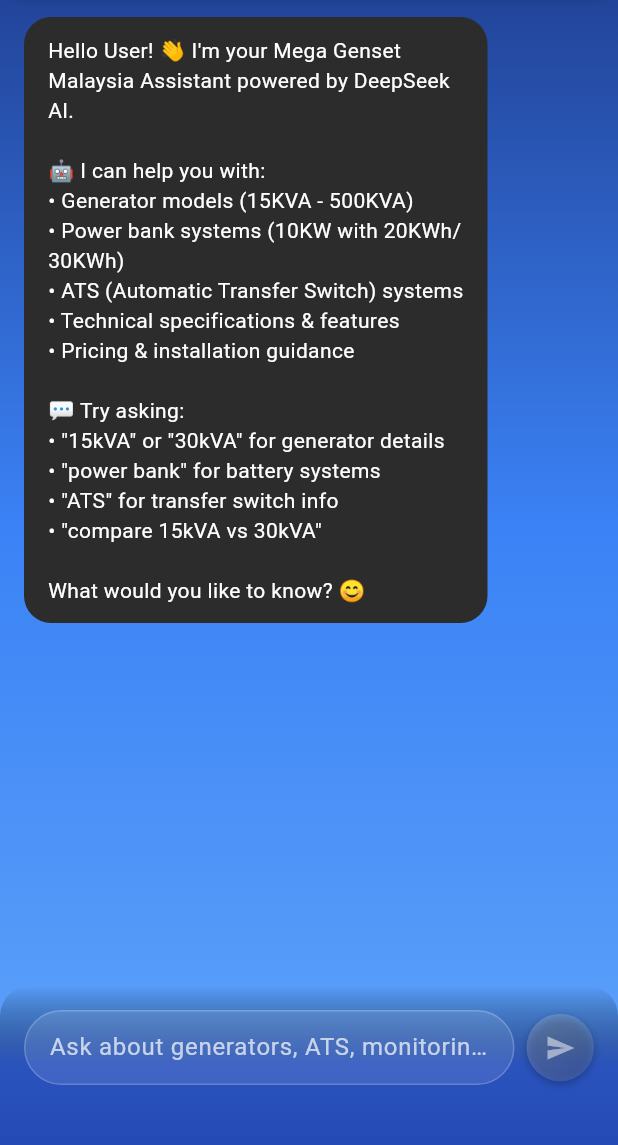
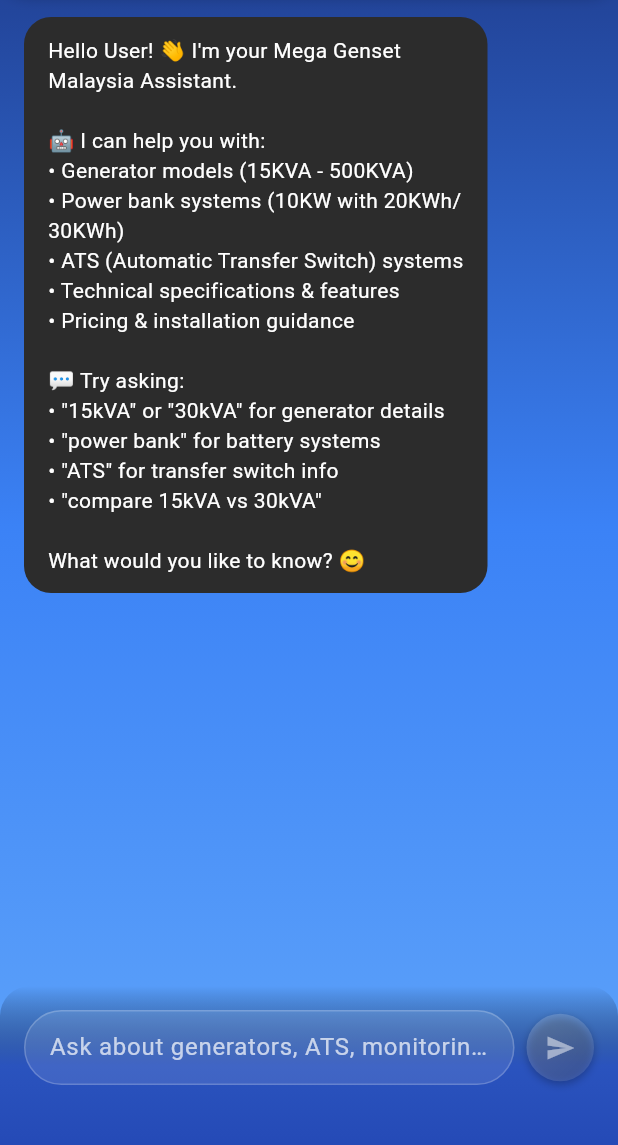
Before and after one commit to Lisaluvme/Xero-chatbot, a Flutter app: the AiChatPage screen opened directly, on a phone screen of 412 x 824 dp, the part 91-1236 px from its top. Run offline on Flutter 3.47's test engine with Material 3 defaults, Android fonts, the light colour scheme and no system bars; our stand-ins replace cached_network_image, firebase_auth, firebase_core, flutter_dotenv, flutter_html, flutter_local_notifications and 3 more; accounts and stored records are empty; network calls fail.

Commit message:
Remove DeepSeek AI mention from welcome message - now just says 'Mega Genset Malaysia Assistant' without mentioning the AI provider

```diff
--- a/genset_assistant/lib/features/ai_chat/ai_chat_page.dart
+++ b/genset_assistant/lib/features/ai_chat/ai_chat_page.dart
@@ -101,15 +101,15 @@
     switch (_currentLanguage) {
       case 'ms':
         welcomeMessage =
-            'Hello $userName! 👋 Saya adalah Pembantu AI Genset Malaysia anda yang dikuasakan oleh DeepSeek AI.\n\n🤖 Saya boleh membantu anda dengan:\n• Model generator (15KVA - 500KVA)\n• Sistem power bank (10KW dengan 20KWh/30KWh)\n• Sistem ATS (Automatic Transfer Switch)\n• Spesifikasi teknikal & ciri-ciri\n• Panduan harga & pemasangan\n\n💬 Cuba tanya:\n• "15kVA" atau "30kVA" untuk detail generator\n• "power bank" untuk sistem bateri\n• "ATS" untuk maklumat suis pemindahan\n• "bandingkan 15kVA vs 30kVA"\n\nApa yang anda ingin tahu? 😊';
+            'Hello $userName! 👋 Saya adalah Pembantu AI Genset Malaysia anda.\n\n🤖 Saya boleh membantu anda dengan:\n• Model generator (15KVA - 500KVA)\n• Sistem power bank (10KW dengan 20KWh/30KWh)\n• Sistem ATS (Automatic Transfer Switch)\n• Spesifikasi teknikal & ciri-ciri\n• Panduan harga & pemasangan\n\n💬 Cuba tanya:\n• "15kVA" atau "30kVA" untuk detail generator\n• "power bank" untuk sistem bateri\n• "ATS" untuk maklumat suis pemindahan\n• "bandingkan 15kVA vs 30kVA"\n\nApa yang anda ingin tahu? 😊';
         break;
       case 'zh':
         welcomeMessage =
-            '你好 $userName! 👋 我是您的Mega Genset Malaysia助手，由DeepSeek AI提供支持。\n\n🤖 我可以帮助您：\n• 发电机型号（15KVA - 500KVA）\n• 电源银行系统（10KW，配备20KWh/30KWh）\n• ATS（自动转换开关）系统\n• 技术规格和功能\n• 定价和安装指导\n\n💬 尝试询问：\n• "15kVA" 或 "30kVA" 以获取发电机详情\n• "power bank" 以获取电池系统信息\n• "ATS" 以获取转换开关信息\n• "比较15kVA vs 30kVA"\n\n您想了解什么？😊';
+            '你好 $userName! 👋 我是您的Mega Genset Malaysia助手。\n\n🤖 我可以帮助您：\n• 发电机型号（15KVA - 500KVA）\n• 电源银行系统（10KW，配备20KWh/30KWh）\n• ATS（自动转换开关）系统\n• 技术规格和功能\n• 定价和安装指导\n\n💬 尝试询问：\n• "15kVA" 或 "30kVA" 以获取发电机详情\n• "power bank" 以获取电池系统信息\n• "ATS" 以获取转换开关信息\n• "比较15kVA vs 30kVA"\n\n您想了解什么？😊';
         break;
       default:
         welcomeMessage =
-            'Hello $userName! 👋 I\'m your Mega Genset Malaysia Assistant powered by DeepSeek AI.\n\n🤖 I can help you with:\n• Generator models (15KVA - 500KVA)\n• Power bank systems (10KW with 20KWh/30KWh)\n• ATS (Automatic Transfer Switch) systems\n• Technical specifications & features\n• Pricing & installation guidance\n\n💬 Try asking:\n• "15kVA" or "30kVA" for generator details\n• "power bank" for battery systems\n• "ATS" for transfer switch info\n• "compare 15kVA vs 30kVA"\n\nWhat would you like to know? 😊';
+            'Hello $userName! 👋 I\'m your Mega Genset Malaysia Assistant.\n\n🤖 I can help you with:\n• Generator models (15KVA - 500KVA)\n• Power bank systems (10KW with 20KWh/30KWh)\n• ATS (Automatic Transfer Switch) systems\n• Technical specifications & features\n• Pricing & installation guidance\n\n💬 Try asking:\n• "15kVA" or "30kVA" for generator details\n• "power bank" for battery systems\n• "ATS" for transfer switch info\n• "compare 15kVA vs 30kVA"\n\nWhat would you like to know? 😊';
     }
     _addMessage(welcomeMessage, false);
   }
```
